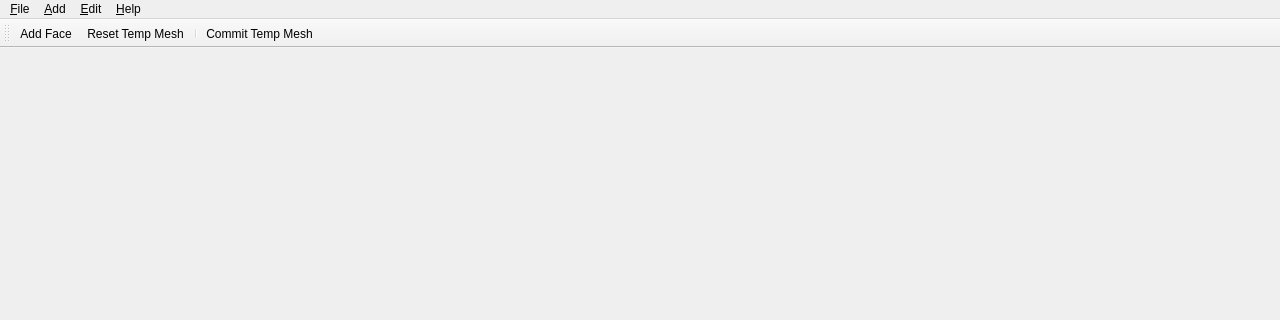
This is Application/QtFrontend/MainWindow.ui in tobyc11/Nome3 as Qt 5 draws it before an edit; both pictures show x 0 to 1280 and y 0 to 320 of the 1280 by 720 pixel window. The edited form follows.
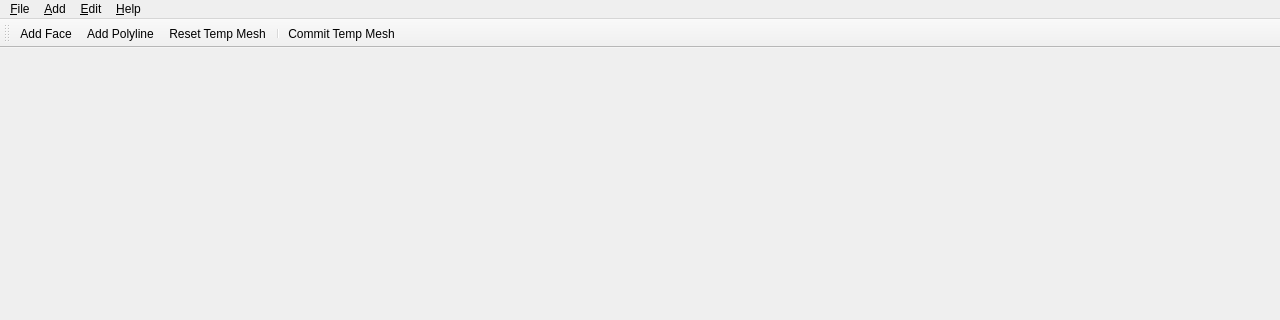
This is the edited form.

Commit message: Add Polyline implemented. Currently only capable of generating one connected line

What changed in the file:
```diff
--- a/Application/QtFrontend/MainWindow.ui
+++ b/Application/QtFrontend/MainWindow.ui
@@ -71,6 +71,7 @@
     <bool>false</bool>
    </attribute>
    <addaction name="actionAddFace"/>
+   <addaction name="actionAddPolyline"/>
    <addaction name="actionResetTempMesh"/>
    <addaction name="separator"/>
    <addaction name="actionCommitTempMesh"/>
@@ -142,6 +143,11 @@
     <string>Add Face</string>
    </property>
   </action>
+  <action name="actionAddPolyline">
+    <property name="text">
+      <string>Add Polyline</string>
+    </property>
+  </action>
   <action name="actionResetTempMesh">
    <property name="text">
     <string>Reset Temp Mesh</string>
```
Left out of the diff: 1 changed line with no effect on the pictures. The commit also changes 6 other files.
